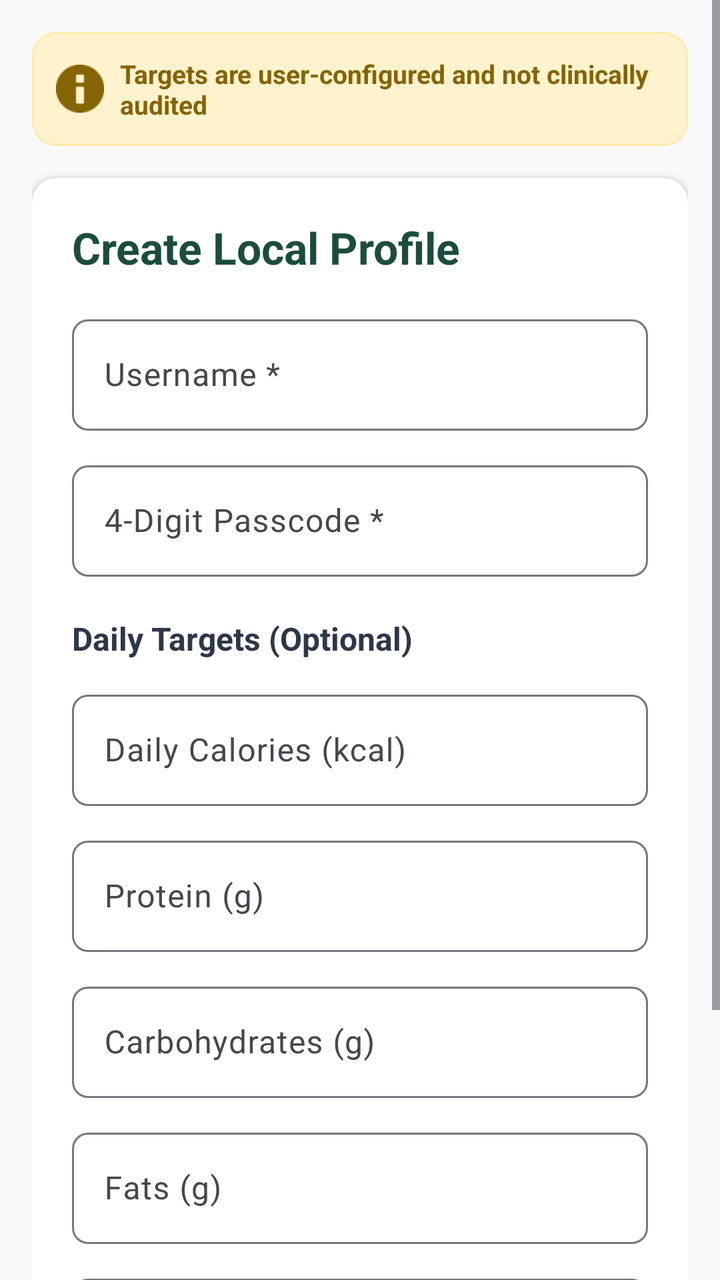
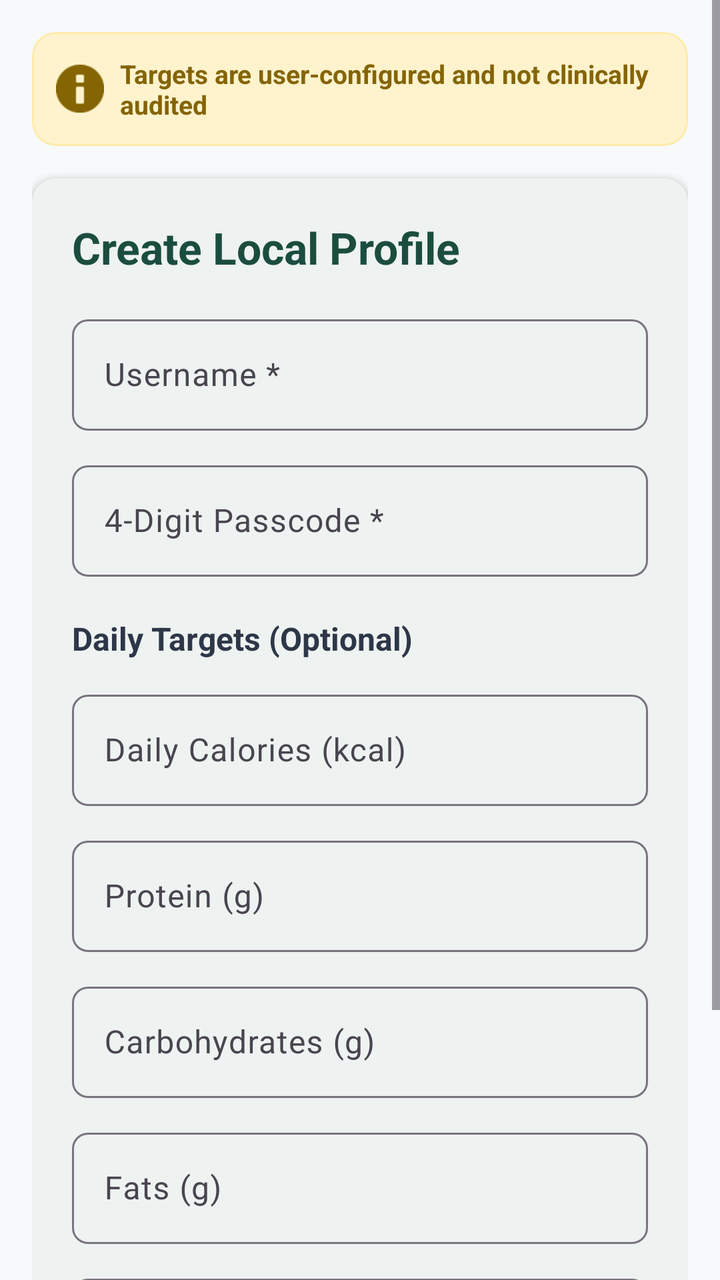

The first picture is an Android layout as it rendered before a commit; the second is the same layout after the commit. The layout source and the unified diff follow.
<!-- AndroidManifest.xml: application theme Theme.MyFoodTracker -->
<!-- res/layout/fragment_profile_setup.xml -->
<?xml version="1.0" encoding="utf-8"?>
<ScrollView xmlns:android="http://schemas.android.com/apk/res/android"
    xmlns:app="http://schemas.android.com/apk/res-auto"
    xmlns:tools="http://schemas.android.com/tools"
    android:layout_width="match_parent"
    android:layout_height="match_parent"
    android:background="#F8F9FA"
    android:fillViewport="true">

    <LinearLayout
        android:layout_width="match_parent"
        android:layout_height="wrap_content"
        android:orientation="vertical"
        android:padding="16dp">

        
        <com.google.android.material.card.MaterialCardView
            android:id="@+id/cardDisclaimer"
            android:layout_width="match_parent"
            android:layout_height="wrap_content"
            android:layout_marginBottom="16dp"
            app:cardBackgroundColor="#FFF3CD"
            app:cardCornerRadius="12dp"
            app:cardElevation="0dp"
            app:strokeColor="#FFEBAA"
            app:strokeWidth="1dp">

            <LinearLayout
                android:layout_width="match_parent"
                android:layout_height="wrap_content"
                android:orientation="horizontal"
                android:padding="12dp"
                android:gravity="center_vertical">

                <ImageView
                    android:layout_width="24dp"
                    android:layout_height="24dp"
                    android:contentDescription="Disclaimer"
                    android:src="@android:drawable/ic_dialog_info"
                    app:tint="#856404" />

                <TextView
                    android:id="@+id/tvDisclaimer"
                    android:layout_width="0dp"
                    android:layout_height="wrap_content"
                    android:layout_weight="1"
                    android:layout_marginStart="8dp"
                    android:text="Targets are user-configured and not clinically audited"
                    android:textColor="#856404"
                    android:textSize="13sp"
                    android:textStyle="bold" />
            </LinearLayout>
        </com.google.android.material.card.MaterialCardView>

        
        <com.google.android.material.card.MaterialCardView
            android:layout_width="match_parent"
            android:layout_height="wrap_content"
            app:cardBackgroundColor="#FFFFFF"
            app:cardCornerRadius="12dp"
            app:cardElevation="2dp"
            app:strokeWidth="0dp">

            <LinearLayout
                android:layout_width="match_parent"
                android:layout_height="wrap_content"
                android:orientation="vertical"
                android:padding="20dp">

                <TextView
                    android:layout_width="match_parent"
                    android:layout_height="wrap_content"
                    android:text="Create Local Profile"
                    android:textColor="#1B4D3E"
                    android:textSize="22sp"
                    android:textStyle="bold"
                    android:layout_marginBottom="16dp" />

                
                <com.google.android.material.textfield.TextInputLayout
                    android:id="@+id/tilUsername"
                    style="@style/Widget.Material3.TextInputLayout.OutlinedBox"
                    android:layout_width="match_parent"
                    android:layout_height="wrap_content"
                    android:layout_marginBottom="12dp"
                    android:hint="Username *"
                    app:boxCornerRadiusBottomEnd="8dp"
                    app:boxCornerRadiusBottomStart="8dp"
                    app:boxCornerRadiusTopEnd="8dp"
                    app:boxCornerRadiusTopStart="8dp">

                    <com.google.android.material.textfield.TextInputEditText
                        android:id="@+id/etUsername"
                        android:layout_width="match_parent"
                        android:layout_height="wrap_content"
                        android:inputType="textPersonName"
                        android:maxLines="1" />
                </com.google.android.material.textfield.TextInputLayout>

                
                <com.google.android.material.textfield.TextInputLayout
                    android:id="@+id/tilPasscode"
                    style="@style/Widget.Material3.TextInputLayout.OutlinedBox"
                    android:layout_width="match_parent"
                    android:layout_height="wrap_content"
                    android:layout_marginBottom="20dp"
                    android:hint="4-Digit Passcode *"
                    app:boxCornerRadiusBottomEnd="8dp"
                    app:boxCornerRadiusBottomStart="8dp"
                    app:boxCornerRadiusTopEnd="8dp"
                    app:boxCornerRadiusTopStart="8dp">

                    <com.google.android.material.textfield.TextInputEditText
                        android:id="@+id/etPasscode"
                        android:layout_width="match_parent"
                        android:layout_height="wrap_content"
                        android:inputType="numberPassword"
                        android:maxLength="4"
                        android:maxLines="1" />
                </com.google.android.material.textfield.TextInputLayout>

                <TextView
                    android:layout_width="match_parent"
                    android:layout_height="wrap_content"
                    android:text="Daily Targets (Optional)"
                    android:textColor="#2D3748"
                    android:textSize="16sp"
                    android:textStyle="bold"
                    android:layout_marginBottom="12dp" />

                
                <com.google.android.material.textfield.TextInputLayout
                    android:id="@+id/tilCalorieTarget"
                    style="@style/Widget.Material3.TextInputLayout.OutlinedBox"
                    android:layout_width="match_parent"
                    android:layout_height="wrap_content"
                    android:layout_marginBottom="12dp"
                    android:hint="Daily Calories (kcal)"
                    app:boxCornerRadiusBottomEnd="8dp"
                    app:boxCornerRadiusBottomStart="8dp"
                    app:boxCornerRadiusTopEnd="8dp"
                    app:boxCornerRadiusTopStart="8dp">

                    <com.google.android.material.textfield.TextInputEditText
                        android:id="@+id/etCalorieTarget"
                        android:layout_width="match_parent"
                        android:layout_height="wrap_content"
                        android:inputType="number"
                        android:maxLines="1" />
                </com.google.android.material.textfield.TextInputLayout>

                
                <com.google.android.material.textfield.TextInputLayout
                    android:id="@+id/tilProteinTarget"
                    style="@style/Widget.Material3.TextInputLayout.OutlinedBox"
                    android:layout_width="match_parent"
                    android:layout_height="wrap_content"
                    android:layout_marginBottom="12dp"
                    android:hint="Protein (g)"
                    app:boxCornerRadiusBottomEnd="8dp"
                    app:boxCornerRadiusBottomStart="8dp"
                    app:boxCornerRadiusTopEnd="8dp"
                    app:boxCornerRadiusTopStart="8dp">

                    <com.google.android.material.textfield.TextInputEditText
                        android:id="@+id/etProteinTarget"
                        android:layout_width="match_parent"
                        android:layout_height="wrap_content"
                        android:inputType="number"
                        android:maxLines="1" />
                </com.google.android.material.textfield.TextInputLayout>

                
                <com.google.android.material.textfield.TextInputLayout
                    android:id="@+id/tilCarbTarget"
                    style="@style/Widget.Material3.TextInputLayout.OutlinedBox"
                    android:layout_width="match_parent"
                    android:layout_height="wrap_content"
                    android:layout_marginBottom="12dp"
                    android:hint="Carbohydrates (g)"
                    app:boxCornerRadiusBottomEnd="8dp"
                    app:boxCornerRadiusBottomStart="8dp"
                    app:boxCornerRadiusTopEnd="8dp"
                    app:boxCornerRadiusTopStart="8dp">

                    <com.google.android.material.textfield.TextInputEditText
                        android:id="@+id/etCarbTarget"
                        android:layout_width="match_parent"
                        android:layout_height="wrap_content"
                        android:inputType="number"
                        android:maxLines="1" />
                </com.google.android.material.textfield.TextInputLayout>

                
                <com.google.android.material.textfield.TextInputLayout
                    android:id="@+id/tilFatTarget"
                    style="@style/Widget.Material3.TextInputLayout.OutlinedBox"
                    android:layout_width="match_parent"
                    android:layout_height="wrap_content"
                    android:layout_marginBottom="12dp"
                    android:hint="Fats (g)"
                    app:boxCornerRadiusBottomEnd="8dp"
                    app:boxCornerRadiusBottomStart="8dp"
                    app:boxCornerRadiusTopEnd="8dp"
                    app:boxCornerRadiusTopStart="8dp">

                    <com.google.android.material.textfield.TextInputEditText
                        android:id="@+id/etFatTarget"
                        android:layout_width="match_parent"
                        android:layout_height="wrap_content"
                        android:inputType="number"
                        android:maxLines="1" />
                </com.google.android.material.textfield.TextInputLayout>

                
                <com.google.android.material.textfield.TextInputLayout
                    android:id="@+id/tilWaterTarget"
                    style="@style/Widget.Material3.TextInputLayout.OutlinedBox"
                    android:layout_width="match_parent"
                    android:layout_height="wrap_content"
                    android:layout_marginBottom="24dp"
                    android:hint="Water (ml)"
                    app:boxCornerRadiusBottomEnd="8dp"
                    app:boxCornerRadiusBottomStart="8dp"
                    app:boxCornerRadiusTopEnd="8dp"
                    app:boxCornerRadiusTopStart="8dp">

                    <com.google.android.material.textfield.TextInputEditText
                        android:id="@+id/etWaterTarget"
                        android:layout_width="match_parent"
                        android:layout_height="wrap_content"
                        android:inputType="number"
                        android:maxLines="1" />
                </com.google.android.material.textfield.TextInputLayout>

                
                <com.google.android.material.button.MaterialButton
                    android:id="@+id/btnCreateProfile"
                    android:layout_width="match_parent"
                    android:layout_height="56dp"
                    android:text="Create Profile"
                    android:textColor="#FFFFFF"
                    android:textSize="16sp"
                    android:textStyle="bold"
                    app:backgroundTint="#1B4D3E"
                    app:cornerRadius="28dp" />

            </LinearLayout>
        </com.google.android.material.card.MaterialCardView>

    </LinearLayout>
</ScrollView>
<!-- resources referenced by this layout -->
<resources>
  <style name="Theme.MyFoodTracker" parent="Base.Theme.MyFoodTracker" />
  <style name="Base.Theme.MyFoodTracker" parent="Theme.Material3.DayNight.NoActionBar">
          
          
      </style>
</resources>

<!-- the commit's change to res/layout/fragment_profile_setup.xml (unified diff, before → after) -->
@@ -4,49 +4,49 @@
     xmlns:tools="http://schemas.android.com/tools"
     android:layout_width="match_parent"
     android:layout_height="match_parent"
-    android:background="#F8F9FA"
+    android:background="@color/surface_app_bg"
     android:fillViewport="true">
 
     <LinearLayout
         android:layout_width="match_parent"
         android:layout_height="wrap_content"
         android:orientation="vertical"
-        android:padding="16dp">
+        android:padding="@dimen/padding_screen">
 
         
         <com.google.android.material.card.MaterialCardView
             android:id="@+id/cardDisclaimer"
             android:layout_width="match_parent"
             android:layout_height="wrap_content"
-            android:layout_marginBottom="16dp"
-            app:cardBackgroundColor="#FFF3CD"
-            app:cardCornerRadius="12dp"
+            android:layout_marginBottom="@dimen/margin_section"
+            app:cardBackgroundColor="@color/warning_banner_bg"
+            app:cardCornerRadius="@dimen/radius_card_medium"
             app:cardElevation="0dp"
-            app:strokeColor="#FFEBAA"
+            app:strokeColor="@color/warning_banner_stroke"
             app:strokeWidth="1dp">
 
             <LinearLayout
                 android:layout_width="match_parent"
                 android:layout_height="wrap_content"
                 android:orientation="horizontal"
-                android:padding="12dp"
+                android:padding="@dimen/padding_card_small"
                 android:gravity="center_vertical">
 
                 <ImageView
                     android:layout_width="24dp"
                     android:layout_height="24dp"
-                    android:contentDescription="Disclaimer"
+                    android:contentDescription="@string/cd_disclaimer"
                     android:src="@android:drawable/ic_dialog_info"
-                    app:tint="#856404" />
+                    app:tint="@color/warning_banner_text" />
 
                 <TextView
                     android:id="@+id/tvDisclaimer"
                     android:layout_width="0dp"
                     android:layout_height="wrap_content"
                     android:layout_weight="1"
-                    android:layout_marginStart="8dp"
-                    android:text="Targets are user-configured and not clinically audited"
-                    android:textColor="#856404"
+                    android:layout_marginStart="@dimen/margin_small"
+                    android:text="@string/profile_disclaimer"
+                    android:textColor="@color/warning_banner_text"
                     android:textSize="13sp"
                     android:textStyle="bold" />
             </LinearLayout>
@@ -56,8 +56,8 @@
         <com.google.android.material.card.MaterialCardView
             android:layout_width="match_parent"
             android:layout_height="wrap_content"
-            app:cardBackgroundColor="#FFFFFF"
-            app:cardCornerRadius="12dp"
+            app:cardBackgroundColor="@color/surface_card_bg"
+            app:cardCornerRadius="@dimen/radius_card_medium"
             app:cardElevation="2dp"
             app:strokeWidth="0dp">
 
@@ -65,16 +65,16 @@
                 android:layout_width="match_parent"
                 android:layout_height="wrap_content"
                 android:orientation="vertical"
-                android:padding="20dp">
+                android:padding="@dimen/padding_card">
 
                 <TextView
                     android:layout_width="match_parent"
                     android:layout_height="wrap_content"
-                    android:text="Create Local Profile"
-                    android:textColor="#1B4D3E"
+                    android:text="@string/profile_title_create"
+                    android:textColor="@color/primary_forest"
                     android:textSize="22sp"
                     android:textStyle="bold"
-                    android:layout_marginBottom="16dp" />
+                    android:layout_marginBottom="@dimen/margin_section" />
 
                 
                 <com.google.android.material.textfield.TextInputLayout
@@ -82,12 +82,12 @@
                     style="@style/Widget.Material3.TextInputLayout.OutlinedBox"
                     android:layout_width="match_parent"
                     android:layout_height="wrap_content"
-                    android:layout_marginBottom="12dp"
-                    android:hint="Username *"
-                    app:boxCornerRadiusBottomEnd="8dp"
-                    app:boxCornerRadiusBottomStart="8dp"
-                    app:boxCornerRadiusTopEnd="8dp"
-                    app:boxCornerRadiusTopStart="8dp">
+                    android:layout_marginBottom="@dimen/padding_card_small"
+                    android:hint="@string/profile_hint_username"
+                    app:boxCornerRadiusBottomEnd="@dimen/radius_card_small"
+                    app:boxCornerRadiusBottomStart="@dimen/radius_card_small"
+                    app:boxCornerRadiusTopEnd="@dimen/radius_card_small"
+                    app:boxCornerRadiusTopStart="@dimen/radius_card_small">
 
                     <com.google.android.material.textfield.TextInputEditText
                         android:id="@+id/etUsername"
@@ -103,12 +103,12 @@
                     style="@style/Widget.Material3.TextInputLayout.OutlinedBox"
                     android:layout_width="match_parent"
                     android:layout_height="wrap_content"
-                    android:layout_marginBottom="20dp"
-                    android:hint="4-Digit Passcode *"
-                    app:boxCornerRadiusBottomEnd="8dp"
-                    app:boxCornerRadiusBottomStart="8dp"
-                    app:boxCornerRadiusTopEnd="8dp"
-                    app:boxCornerRadiusTopStart="8dp">
+                    android:layout_marginBottom="@dimen/padding_card"
+                    android:hint="@string/profile_hint_passcode"
+                    app:boxCornerRadiusBottomEnd="@dimen/radius_card_small"
+                    app:boxCornerRadiusBottomStart="@dimen/radius_card_small"
+                    app:boxCornerRadiusTopEnd="@dimen/radius_card_small"
+                    app:boxCornerRadiusTopStart="@dimen/radius_card_small">
 
                     <com.google.android.material.textfield.TextInputEditText
                         android:id="@+id/etPasscode"
@@ -122,11 +122,11 @@
                 <TextView
                     android:layout_width="match_parent"
                     android:layout_height="wrap_content"
-                    android:text="Daily Targets (Optional)"
-                    android:textColor="#2D3748"
+                    android:text="@string/profile_section_targets"
+                    android:textColor="@color/text_primary"
                     android:textSize="16sp"
                     android:textStyle="bold"
-                    android:layout_marginBottom="12dp" />
+                    android:layout_marginBottom="@dimen/padding_card_small" />
 
                 
                 <com.google.android.material.textfield.TextInputLayout
@@ -134,12 +134,12 @@
                     style="@style/Widget.Material3.TextInputLayout.OutlinedBox"
                     android:layout_width="match_parent"
                     android:layout_height="wrap_content"
-                    android:layout_marginBottom="12dp"
-                    android:hint="Daily Calories (kcal)"
-                    app:boxCornerRadiusBottomEnd="8dp"
-                    app:boxCornerRadiusBottomStart="8dp"
-                    app:boxCornerRadiusTopEnd="8dp"
-                    app:boxCornerRadiusTopStart="8dp">
+                    android:layout_marginBottom="@dimen/padding_card_small"
+                    android:hint="@string/profile_hint_calories"
+                    app:boxCornerRadiusBottomEnd="@dimen/radius_card_small"
+                    app:boxCornerRadiusBottomStart="@dimen/radius_card_small"
+                    app:boxCornerRadiusTopEnd="@dimen/radius_card_small"
+                    app:boxCornerRadiusTopStart="@dimen/radius_card_small">
 
                     <com.google.android.material.textfield.TextInputEditText
                         android:id="@+id/etCalorieTarget"
@@ -155,12 +155,12 @@
                     style="@style/Widget.Material3.TextInputLayout.OutlinedBox"
                     android:layout_width="match_parent"
                     android:layout_height="wrap_content"
-                    android:layout_marginBottom="12dp"
-                    android:hint="Protein (g)"
-                    app:boxCornerRadiusBottomEnd="8dp"
-                    app:boxCornerRadiusBottomStart="8dp"
-                    app:boxCornerRadiusTopEnd="8dp"
-                    app:boxCornerRadiusTopStart="8dp">
+                    android:layout_marginBottom="@dimen/padding_card_small"
+                    android:hint="@string/profile_hint_protein"
+                    app:boxCornerRadiusBottomEnd="@dimen/radius_card_small"
+                    app:boxCornerRadiusBottomStart="@dimen/radius_card_small"
+                    app:boxCornerRadiusTopEnd="@dimen/radius_card_small"
+                    app:boxCornerRadiusTopStart="@dimen/radius_card_small">
 
                     <com.google.android.material.textfield.TextInputEditText
                         android:id="@+id/etProteinTarget"
@@ -176,12 +176,12 @@
                     style="@style/Widget.Material3.TextInputLayout.OutlinedBox"
                     android:layout_width="match_parent"
                     android:layout_height="wrap_content"
-                    android:layout_marginBottom="12dp"
-                    android:hint="Carbohydrates (g)"
-                    app:boxCornerRadiusBottomEnd="8dp"
-                    app:boxCornerRadiusBottomStart="8dp"
-                    app:boxCornerRadiusTopEnd="8dp"
-                    app:boxCornerRadiusTopStart="8dp">
+                    android:layout_marginBottom="@dimen/padding_card_small"
+                    android:hint="@string/profile_hint_carbs"
+                    app:boxCornerRadiusBottomEnd="@dimen/radius_card_small"
+                    app:boxCornerRadiusBottomStart="@dimen/radius_card_small"
+                    app:boxCornerRadiusTopEnd="@dimen/radius_card_small"
+                    app:boxCornerRadiusTopStart="@dimen/radius_card_small">
 
                     <com.google.android.material.textfield.TextInputEditText
                         android:id="@+id/etCarbTarget"
@@ -197,12 +197,12 @@
                     style="@style/Widget.Material3.TextInputLayout.OutlinedBox"
                     android:layout_width="match_parent"
                     android:layout_height="wrap_content"
-                    android:layout_marginBottom="12dp"
-                    android:hint="Fats (g)"
-                    app:boxCornerRadiusBottomEnd="8dp"
-                    app:boxCornerRadiusBottomStart="8dp"
-                    app:boxCornerRadiusTopEnd="8dp"
-                    app:boxCornerRadiusTopStart="8dp">
+                    android:layout_marginBottom="@dimen/padding_card_small"
+                    android:hint="@string/profile_hint_fat"
+                    app:boxCornerRadiusBottomEnd="@dimen/radius_card_small"
+                    app:boxCornerRadiusBottomStart="@dimen/radius_card_small"
+                    app:boxCornerRadiusTopEnd="@dimen/radius_card_small"
+                    app:boxCornerRadiusTopStart="@dimen/radius_card_small">
 
                     <com.google.android.material.textfield.TextInputEditText
                         android:id="@+id/etFatTarget"
@@ -218,12 +218,12 @@
                     style="@style/Widget.Material3.TextInputLayout.OutlinedBox"
                     android:layout_width="match_parent"
                     android:layout_height="wrap_content"
-                    android:layout_marginBottom="24dp"
-                    android:hint="Water (ml)"
-                    app:boxCornerRadiusBottomEnd="8dp"
-                    app:boxCornerRadiusBottomStart="8dp"
-                    app:boxCornerRadiusTopEnd="8dp"
-                    app:boxCornerRadiusTopStart="8dp">
+                    android:layout_marginBottom="@dimen/padding_card_large"
+                    android:hint="@string/profile_hint_water"
+                    app:boxCornerRadiusBottomEnd="@dimen/radius_card_small"
+                    app:boxCornerRadiusBottomStart="@dimen/radius_card_small"
+                    app:boxCornerRadiusTopEnd="@dimen/radius_card_small"
+                    app:boxCornerRadiusTopStart="@dimen/radius_card_small">
 
                     <com.google.android.material.textfield.TextInputEditText
                         android:id="@+id/etWaterTarget"
@@ -238,12 +238,12 @@
                     android:id="@+id/btnCreateProfile"
                     android:layout_width="match_parent"
                     android:layout_height="56dp"
-                    android:text="Create Profile"
-                    android:textColor="#FFFFFF"
+                    android:text="@string/action_create_profile"
+                    android:textColor="@color/surface_card_bg"
                     android:textSize="16sp"
                     android:textStyle="bold"
-                    app:backgroundTint="#1B4D3E"
-                    app:cornerRadius="28dp" />
+                    app:backgroundTint="@color/primary_forest"
+                    app:cornerRadius="@dimen/radius_button_large" />
 
             </LinearLayout>
         </com.google.android.material.card.MaterialCardView>
<!-- resource entries referenced after the edit -->
@@ -1,9 +1,43 @@
 <!-- resources referenced by this layout -->
 <resources>
+  <color name="primary_forest">#1B4D3E</color>
+  <color name="surface_app_bg">#F8F9FA</color>
+  <color name="surface_card_bg">#FFFFFF</color>
+  <color name="text_primary">#2D3748</color>
+  <color name="warning_banner_bg">#FFF3CD</color>
+  <color name="warning_banner_stroke">#FFEBAA</color>
+  <color name="warning_banner_text">#856404</color>
+  <dimen name="margin_section">16dp</dimen>
+  <dimen name="margin_small">8dp</dimen>
+  <dimen name="padding_card">20dp</dimen>
+  <dimen name="padding_card_large">24dp</dimen>
+  <dimen name="padding_card_small">12dp</dimen>
+  <dimen name="padding_screen">16dp</dimen>
+  <dimen name="radius_button_large">28dp</dimen>
+  <dimen name="radius_card_medium">12dp</dimen>
+  <dimen name="radius_card_small">8dp</dimen>
+  <string name="action_create_profile">Create Profile</string>
+  <string name="cd_disclaimer">Disclaimer</string>
+  <string name="profile_disclaimer">Targets are user-configured and not clinically audited</string>
+  <string name="profile_hint_calories">Daily Calories (kcal)</string>
+  <string name="profile_hint_carbs">Carbohydrates (g)</string>
+  <string name="profile_hint_fat">Fats (g)</string>
+  <string name="profile_hint_passcode">4-Digit Passcode *</string>
+  <string name="profile_hint_protein">Protein (g)</string>
+  <string name="profile_hint_username">Username *</string>
+  <string name="profile_hint_water">Water (ml)</string>
+  <string name="profile_section_targets">Daily Targets (Optional)</string>
+  <string name="profile_title_create">Create Local Profile</string>
   <style name="Theme.MyFoodTracker" parent="Base.Theme.MyFoodTracker" />
   <style name="Base.Theme.MyFoodTracker" parent="Theme.Material3.DayNight.NoActionBar">
-          
-          
+          <item name="colorPrimary">@color/primary_forest</item>
+          <item name="colorSecondary">@color/primary_forest_medium</item>
+          <item name="android:colorBackground">@color/surface_app_bg</item>
+          <item name="colorSurface">@color/surface_card_bg</item>
+          <item name="colorOnSurface">@color/text_primary</item>
+          <item name="colorError">@color/danger_red</item>
       </style>
+  <color name="primary_forest_medium">#2D6A4F</color>
+  <color name="danger_red">#BA1A1A</color>
 </resources>
 
